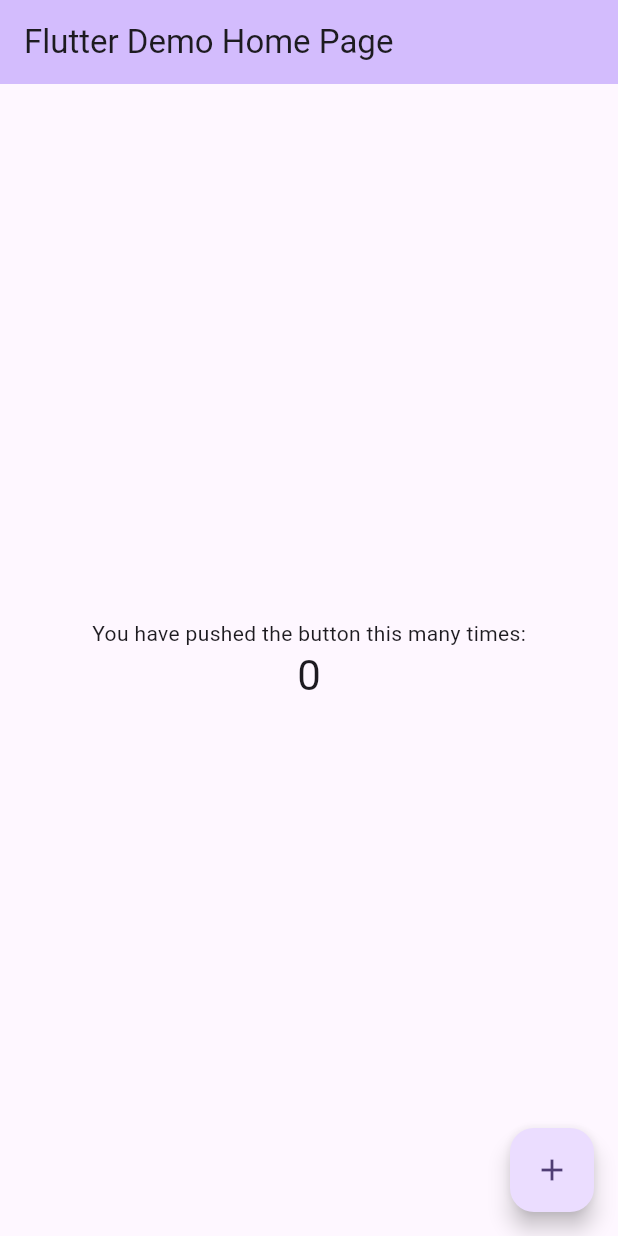
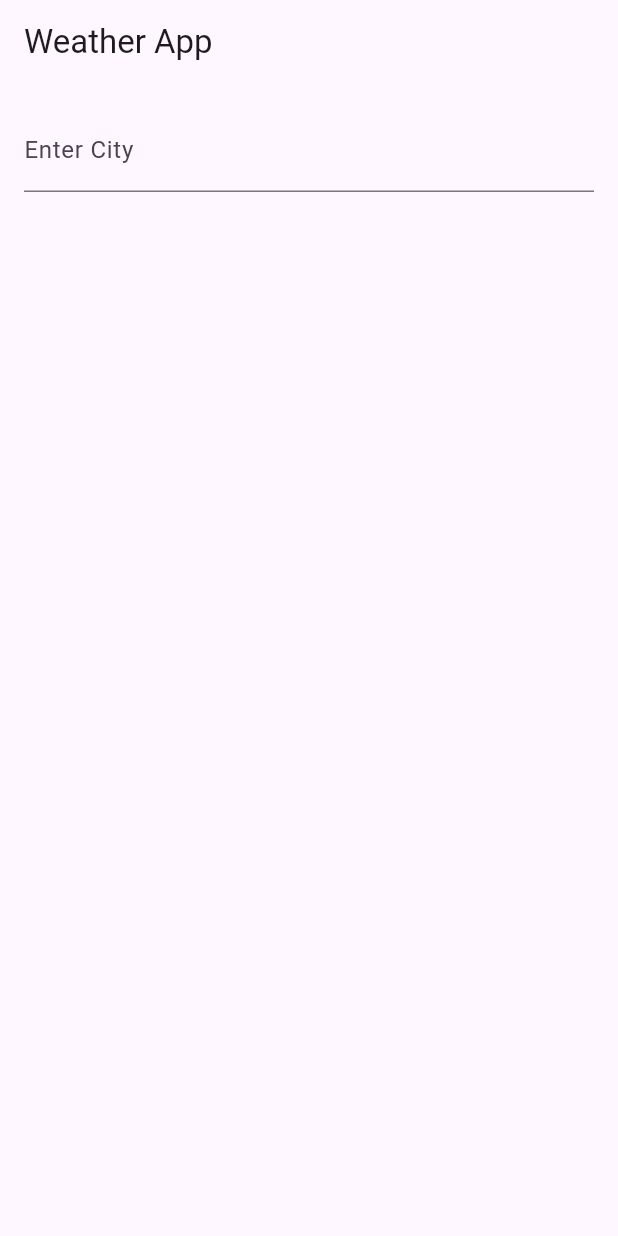
Before and after one commit to kvadah/weather_app, a Flutter app: the screen it shows after launch, on a phone screen of 412 x 824 dp. Run offline on Flutter 3.47's test engine with Material 3 defaults, Android fonts, the phone set to English and light mode, and no system bars; our stand-ins replace flutter_dotenv.

Commit message:
setting weather controller and the UI

```diff
--- /dev/null
+++ b/lib/controller/weather_controller.dart
@@ -0,0 +1,26 @@
+import 'package:flutter/material.dart';
+import 'package:sky_pulse/model/weather.dart';
+import 'package:sky_pulse/weather.service.dart';
+
+class WeatherController extends ChangeNotifier {
+  final WeatherService _weatherService = WeatherService();
+  Weather? _weather;
+  bool _isLoading = false;
+
+  Weather? get weather => _weather;
+  bool get isLoading => _isLoading;
+
+  Future<void> getWeather(String city) async {
+    _isLoading = true;
+    notifyListeners();
+
+    try {
+      _weather = await _weatherService.fetchWeather(city);
+    } catch (_) {
+      _weather = null;
+    }
+
+    _isLoading = false;
+    notifyListeners();
+  }
+}
--- a/lib/main.dart
+++ b/lib/main.dart
@@ -1,9 +1,15 @@
 import 'package:flutter/material.dart';
 import 'package:flutter_dotenv/flutter_dotenv.dart';
+import 'package:provider/provider.dart';
+import 'package:sky_pulse/controller/weather_controller.dart';
+import 'package:sky_pulse/widget/weather_card.dart';
 
 void main() async{
   await dotenv.load();
-  runApp(const MyApp());
+  runApp(
+    ChangeNotifierProvider(
+      create: (_) => WeatherController(),
+      child: const MyApp()));
 }
 
 class MyApp extends StatelessWidget {
@@ -34,95 +40,37 @@ class MyApp extends StatelessWidget {
         colorScheme: ColorScheme.fromSeed(seedColor: Colors.deepPurple),
         useMaterial3: true,
       ),
-      home: const MyHomePage(title: 'Flutter Demo Home Page'),
+      home:  WeatherHomePage(),
     );
   }
 }
-
-class MyHomePage extends StatefulWidget {
-  const MyHomePage({super.key, required this.title});
-
-  // This widget is the home page of your application. It is stateful, meaning
-  // that it has a State object (defined below) that contains fields that affect
-  // how it looks.
-
-  // This class is the configuration for the state. It holds the values (in this
-  // case the title) provided by the parent (in this case the App widget) and
-  // used by the build method of the State. Fields in a Widget subclass are
-  // always marked "final".
-
-  final String title;
-
-  @override
-  State<MyHomePage> createState() => _MyHomePageState();
-}
-
-class _MyHomePageState extends State<MyHomePage> {
-  int _counter = 0;
-
-  void _incrementCounter() {
-    setState(() {
-      // This call to setState tells the Flutter framework that something has
-      // changed in this State, which causes it to rerun the build method below
-      // so that the display can reflect the updated values. If we changed
-      // _counter without calling setState(), then the build method would not be
-      // called again, and so nothing would appear to happen.
-      _counter++;
-    });
-  }
+class WeatherHomePage extends StatelessWidget {
+  final TextEditingController _controller = TextEditingController();
 
   @override
   Widget build(BuildContext context) {
-    // This method is rerun every time setState is called, for instance as done
-    // by the _incrementCounter method above.
-    //
-    // The Flutter framework has been optimized to make rerunning build methods
-    // fast, so that you can just rebuild anything that needs updating rather
-    // than having to individually change instances of widgets.
+    final weatherCtrl = Provider.of<WeatherController>(context);
+
     return Scaffold(
-      appBar: AppBar(
-        // TRY THIS: Try changing the color here to a specific color (to
-        // Colors.amber, perhaps?) and trigger a hot reload to see the AppBar
-        // change color while the other colors stay the same.
-        backgroundColor: Theme.of(context).colorScheme.inversePrimary,
-        // Here we take the value from the MyHomePage object that was created by
-        // the App.build method, and use it to set our appbar title.
-        title: Text(widget.title),
-      ),
-      body: Center(
-        // Center is a layout widget. It takes a single child and positions it
-        // in the middle of the parent.
+      appBar: AppBar(title: Text('Weather App')),
+      body: Padding(
+        padding: const EdgeInsets.all(16),
         child: Column(
-          // Column is also a layout widget. It takes a list of children and
-          // arranges them vertically. By default, it sizes itself to fit its
-          // children horizontally, and tries to be as tall as its parent.
-          //
-          // Column has various properties to control how it sizes itself and
-          // how it positions its children. Here we use mainAxisAlignment to
-          // center the children vertically; the main axis here is the vertical
-          // axis because Columns are vertical (the cross axis would be
-          // horizontal).
-          //
-          // TRY THIS: Invoke "debug painting" (choose the "Toggle Debug Paint"
-          // action in the IDE, or press "p" in the console), to see the
-          // wireframe for each widget.
-          mainAxisAlignment: MainAxisAlignment.center,
-          children: <Widget>[
-            const Text(
-              'You have pushed the button this many times:',
+          children: [
+            TextField(
+              controller: _controller,
+              decoration: InputDecoration(labelText: 'Enter City'),
+              onSubmitted: (value) {
+                weatherCtrl.getWeather(value);
+              },
             ),
-            Text(
-              '$_counter',
-              style: Theme.of(context).textTheme.headlineMedium,
-            ),
+            const SizedBox(height: 20),
+            if (weatherCtrl.isLoading) CircularProgressIndicator(),
+            if (weatherCtrl.weather != null)
+              WeatherCard(weather: weatherCtrl.weather!),
           ],
         ),
       ),
-      floatingActionButton: FloatingActionButton(
-        onPressed: _incrementCounter,
-        tooltip: 'Increment',
-        child: const Icon(Icons.add),
-      ), // This trailing comma makes auto-formatting nicer for build methods.
     );
   }
 }
--- /dev/null
+++ b/lib/widget/weather_card.dart
@@ -0,0 +1,28 @@
+import 'package:flutter/material.dart';
+import 'package:sky_pulse/model/weather.dart';
+
+class WeatherCard extends StatelessWidget {
+  final Weather weather;
+
+  const WeatherCard({required this.weather});
+
+  @override
+  Widget build(BuildContext context) {
+    return Card(
+      elevation: 4,
+      child: Padding(
+        padding: const EdgeInsets.all(16),
+        child: Column(
+          children: [
+            Text(weather.city, style: const TextStyle(fontSize: 24, fontWeight: FontWeight.bold)),
+            Image.network('https://openweathermap.org/img/wn/${weather.icon}@2x.png'),
+            Text('${weather.temperature}°C', style: const TextStyle(fontSize: 32)),
+            Text(weather.description, style: const TextStyle(fontSize: 18)),
+            Text('Humidity: ${weather.humidity}%'),
+            Text('Wind: ${weather.windSpeed} m/s'),
+          ],
+        ),
+      ),
+    );
+  }
+}
--- a/pubspec.yaml
+++ b/pubspec.yaml
@@ -37,6 +37,7 @@ dependencies:
   cupertino_icons: ^1.0.8
   http: ^1.4.0
   flutter_dotenv: ^5.2.1
+  provider: ^6.1.5
 
 dev_dependencies:
   flutter_test:
```
Also changed, not shown: pubspec.lock.
